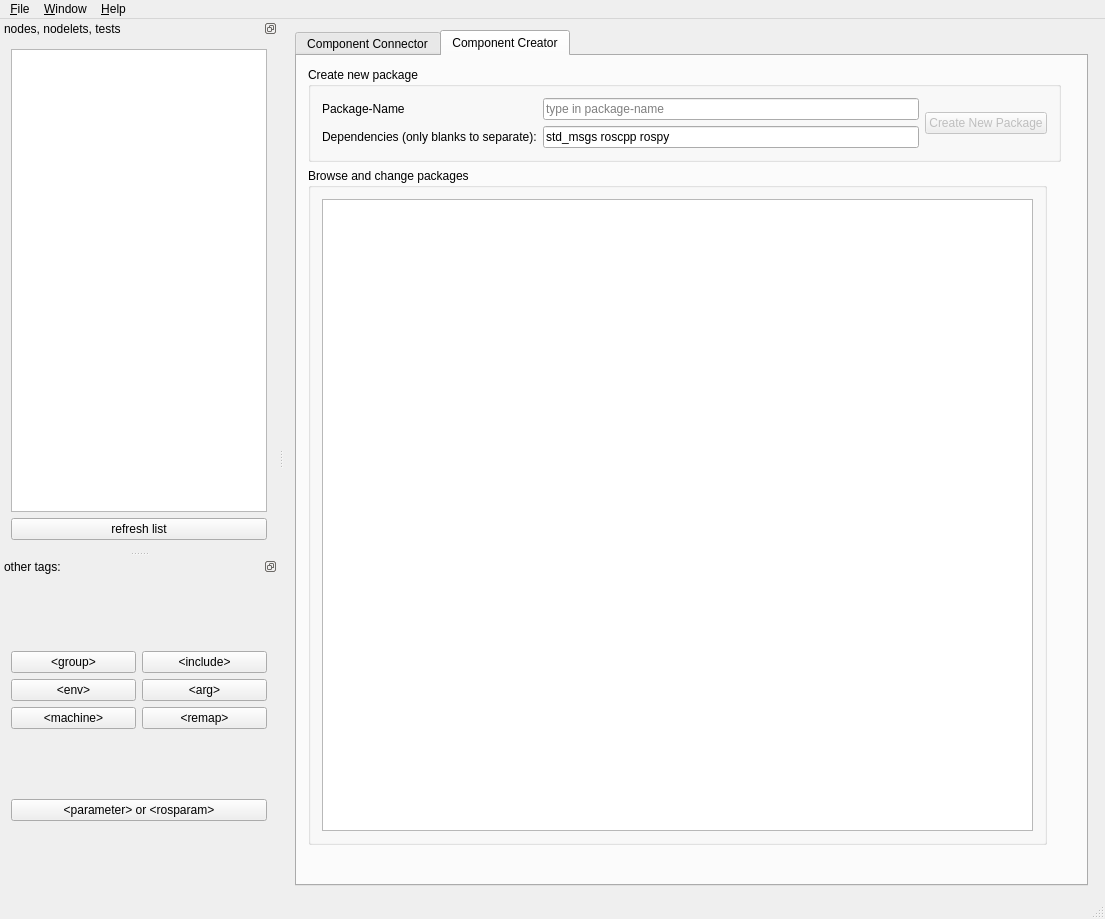
The window that rxDev/src/rxdev.ui (songxuchao/rxdeveloper-ros-pkg) describes before a commit, drawn with Qt 5.
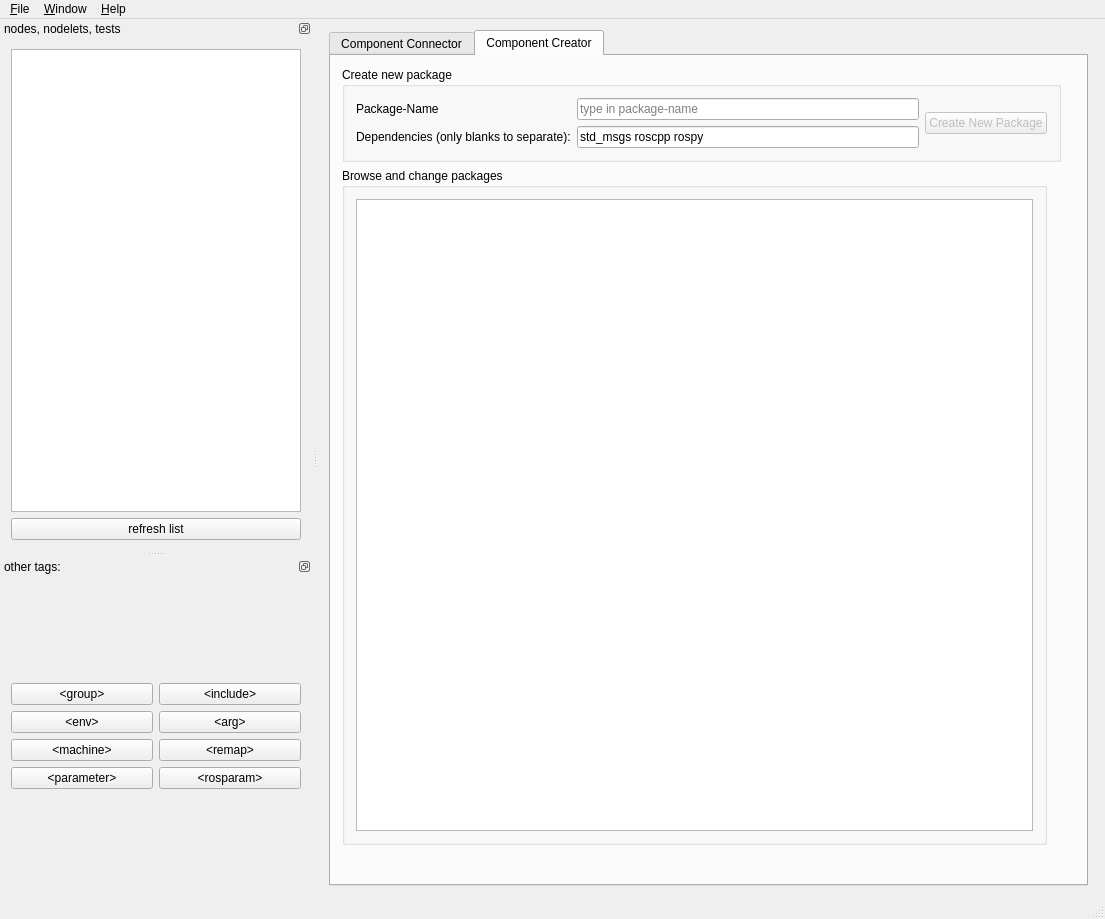
The same window after the commit. Icons and pictures are not drawn.

Commit message: devided param und rosparam, editing of included files works perfect

What changed in the file:
```diff
--- a/rxDev/src/rxdev.ui
+++ b/rxDev/src/rxdev.ui
@@ -280,7 +280,7 @@
    </property>
    <property name="minimumSize">
     <size>
-     <width>216</width>
+     <width>312</width>
      <height>171</height>
     </size>
    </property>
@@ -339,14 +339,21 @@
          </property>
         </widget>
        </item>
-      </layout>
-     </item>
-     <item row="1" column="0">
+       <item row="3" column="0">
       <widget class="QPushButton" name="pushButton_Param">
        <property name="text">
-        <string>&lt;parameter&gt; or &lt;rosparam&gt;</string>
-       </property>
-      </widget>
+          <string>&lt;parameter&gt;</string>
+         </property>
+        </widget>
+       </item>
+       <item row="3" column="1">
+        <widget class="QPushButton" name="pushButton_rosparam">
+         <property name="text">
+          <string>&lt;rosparam&gt;</string>
+         </property>
+        </widget>
+       </item>
+      </layout>
      </item>
     </layout>
    </widget>
```
Lines whose indentation alone changed are shown as unchanged. The commit also changes 18 other files.
